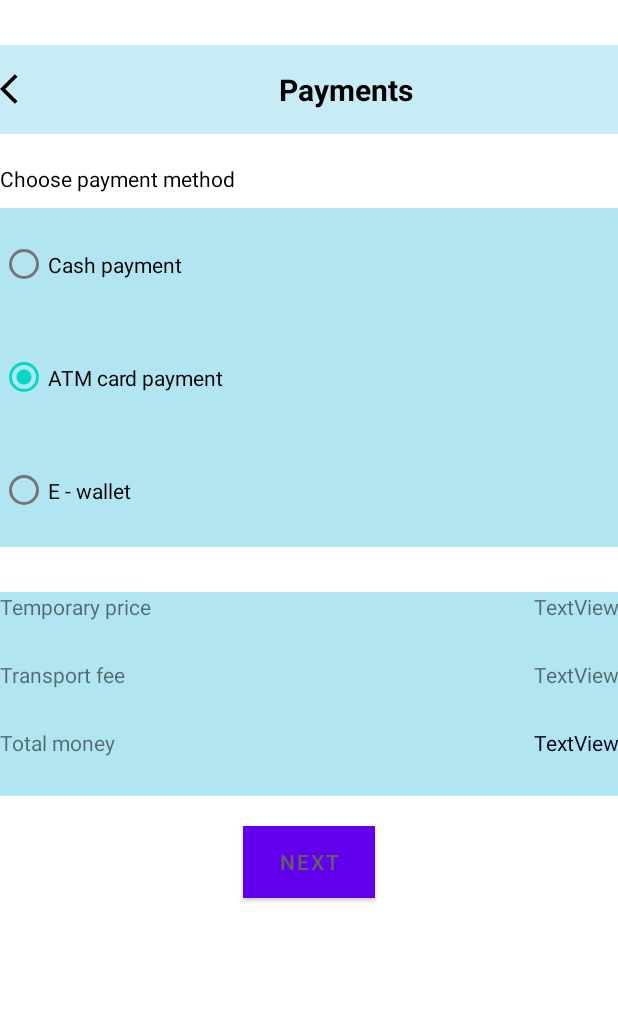
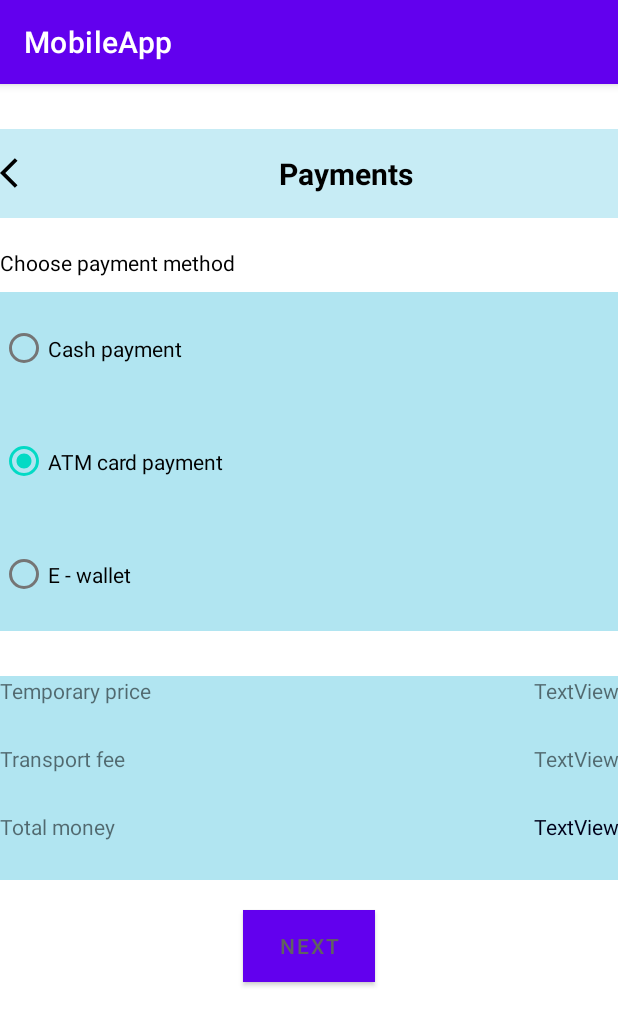
Before and after one commit to ttruongg/MoblieApp, an Android app: the PaymentActivity screen opened directly, with no data from a screen before it, on a phone screen of 412 x 824 dp. Shown: the top 1026 px of the screen. Run offline under Robolectric (Android 15) with nearby library versions, the phone set to English and light mode, and no system bars.

Commit message:
add payment layout .4

```diff
--- a/app/src/main/res/layout/activity_payment.xml
+++ b/app/src/main/res/layout/activity_payment.xml
@@ -130,7 +130,7 @@
             android:layout_height="wrap_content"
             android:layout_gravity="center"
             android:layout_marginTop="20dp"
-            android:background="@color/light_blue"
+            android:background="@drawable/button"
             android:gravity="center"
             android:text="Next"
             android:textColor="#616161" />
--- a/app/src/main/res/values-night/themes.xml
+++ b/app/src/main/res/values-night/themes.xml
@@ -1,6 +1,6 @@
 <resources xmlns:tools="http://schemas.android.com/tools">
     <!-- Base application theme. -->
-    <style name="Theme.MobileApp" parent="Theme.MaterialComponents.DayNight.NoActionBar">
+    <style name="Theme.MobileApp" parent="Theme.MaterialComponents.DayNight.DarkActionBar">
         <!-- Primary brand color. -->
         <item name="colorPrimary">@color/purple_200</item>
         <item name="colorPrimaryVariant">@color/purple_700</item>
--- a/app/src/main/res/values/themes.xml
+++ b/app/src/main/res/values/themes.xml
@@ -1,6 +1,6 @@
 <resources xmlns:tools="http://schemas.android.com/tools">
     <!-- Base application theme. -->
-    <style name="Theme.MobileApp" parent="Theme.MaterialComponents.DayNight.NoActionBar">
+    <style name="Theme.MobileApp" parent="Theme.MaterialComponents.DayNight.DarkActionBar">
         <!-- Primary brand color. -->
         <item name="colorPrimary">@color/purple_500</item>
         <item name="colorPrimaryVariant">@color/purple_700</item>
```
